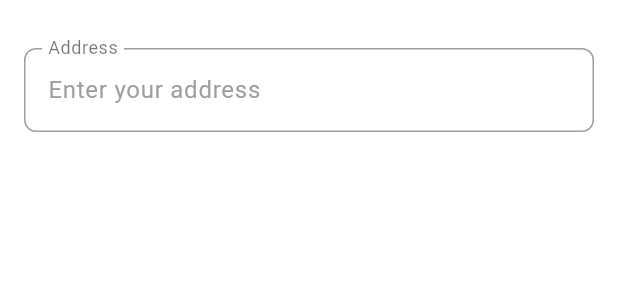
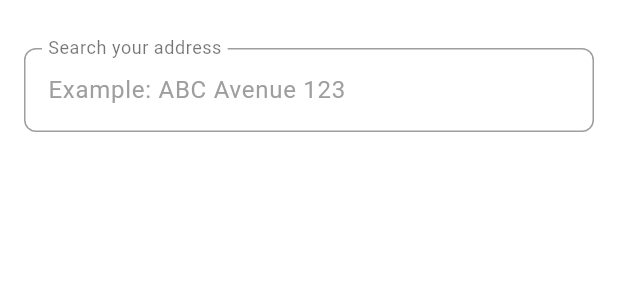
Before and after one commit to joaoconstancio1/genie_luck, a Flutter app: the AddressPage widget shown alone on an empty page, opened directly with empty values, on a phone screen of 412 x 824 dp. Shown: the top 300 px of the screen. Run offline on Flutter 3.47's test engine with Material 3 defaults, Android fonts, the phone set to English and light mode, and no system bars; our stand-ins replace dio, equatable, flutter_bloc, get_it, go_router, intl_phone_field and 2 more; statements that could not run were skipped.

Commit message:
Add search address functionality with localization support in AddressPage

```diff
--- a/lib/l10n/app_en.arb
+++ b/lib/l10n/app_en.arb
@@ -19,6 +19,8 @@
     "hintZipCode": "Enter your ZIP code",
     "labelAddress": "Address",
     "hintAddress": "Enter your address",
+    "labelSearchAddress": "Search your address",
+    "hintSearchAddress": "Example: ABC Avenue 123",
     "labelAddressNumber": "Number",
     "hintAddressNumber": "999",
     "labelCity": "City",
--- a/lib/l10n/app_es.arb
+++ b/lib/l10n/app_es.arb
@@ -19,6 +19,8 @@
     "hintZipCode": "Introduce tu código postal",
     "labelAddress": "Dirección",
     "hintAddress": "Introduce tu dirección",
+    "labelSearchAddress": "Busca tu dirección",
+    "hintSearchAddress": "Avenida ABC 123",
     "labelAddressNumber": "Número",
     "hintAddressNumber": "999",
     "labelCity": "Ciudad",
--- a/lib/l10n/app_pt.arb
+++ b/lib/l10n/app_pt.arb
@@ -19,6 +19,8 @@
     "hintZipCode": "Digite seu CEP",
     "labelAddress": "Endereço",
     "hintAddress": "Digite seu endereço",
+    "labelSearchAddress": "Pesquise seu endereço",
+    "hintSearchAddress": "Avenida ABC 123",
     "labelAddressNumber": "Número",
     "hintAddressNumber": "999",
     "labelCity": "Cidade",
--- a/lib/modules/register/presenter/pages/address_page.dart
+++ b/lib/modules/register/presenter/pages/address_page.dart
@@ -10,6 +10,7 @@ class AddressPage extends StatefulWidget {
   final TextEditingController countryController;
   final TextEditingController zipCodeController;
   final TextEditingController addressController;
+  final TextEditingController searchController;
   final TextEditingController addressNumberController;
   final TextEditingController cityController;
   final TextEditingController stateController;
@@ -25,6 +26,7 @@ class AddressPage extends StatefulWidget {
     required this.countryController,
     required this.zipCodeController,
     required this.addressController,
+    required this.searchController,
     required this.addressNumberController,
     required this.cityController,
     required this.stateController,
@@ -72,42 +74,14 @@ class _AddressPageState extends State<AddressPage> {
                 crossAxisAlignment: CrossAxisAlignment.start,
                 children: [
                   GlTextFormField(
-                    controller: widget.addressController,
+                    controller: widget.searchController,
                     keyboardType: TextInputType.text,
-                    labelText: widget.locale.labelAddress,
-                    hintText: widget.locale.hintAddress,
+                    labelText: widget.locale.labelSearchAddress,
+                    hintText: widget.locale.hintSearchAddress,
                     onChanged:
                         (value) => context
                             .read<AddressSearchCubit>()
                             .searchPlaces(value),
-                    decoration: InputDecoration(
-                      labelText: widget.locale.labelAddress,
-                      hintText: widget.locale.hintAddress,
-                      prefixIcon: const Icon(Icons.search, color: Colors.blue),
-                      filled: true,
-                      fillColor: Colors.blue[50],
-                      border: OutlineInputBorder(
-                        borderRadius: BorderRadius.circular(8),
-                        borderSide: const BorderSide(
-                          color: Colors.blue,
-                          width: 2,
-                        ),
-                      ),
-                      enabledBorder: OutlineInputBorder(
-                        borderRadius: BorderRadius.circular(8),
-                        borderSide: const BorderSide(
-                          color: Colors.blue,
-                          width: 2,
-                        ),
-                      ),
-                      focusedBorder: OutlineInputBorder(
-                        borderRadius: BorderRadius.circular(8),
-                        borderSide: const BorderSide(
-                          color: Colors.blue,
-                          width: 2,
-                        ),
-                      ),
-                    ),
                   ),
                   if (state is AddressSearchLoadingState)
                     const Padding(
--- a/lib/modules/register/presenter/pages/register_page.dart
+++ b/lib/modules/register/presenter/pages/register_page.dart
@@ -63,6 +63,7 @@ class _RegisterPageViewState extends State<RegisterPageView> {
   final TextEditingController _countryController = TextEditingController();
   final TextEditingController _zipCodeController = TextEditingController();
   final TextEditingController _addressController = TextEditingController();
+  final TextEditingController _searchController = TextEditingController();
   final TextEditingController _addressNumberController =
       TextEditingController();
   final TextEditingController _cityController = TextEditingController();
@@ -162,6 +163,7 @@ class _RegisterPageViewState extends State<RegisterPageView> {
                 countryController: _countryController,
                 zipCodeController: _zipCodeController,
                 addressController: _addressController,
+                searchController: _searchController,
                 addressNumberController: _addressNumberController,
                 cityController: _cityController,
                 stateController: _stateController,
```
Also changed, not shown: lib/l10n/generated/app_localizations.dart, lib/l10n/generated/app_localizations_en.dart, lib/l10n/generated/app_localizations_es.dart, lib/l10n/generated/app_localizations_pt.dart.
